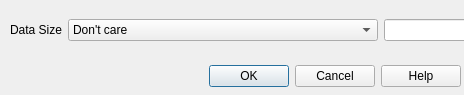
Qt form src/cdlgselectdatasize.ui (grodansparadis/vscp-works-qt) before a commit.
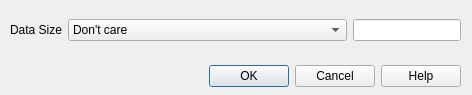
The same form after that commit.

```diff
--- a/src/cdlgselectdatasize.ui
+++ b/src/cdlgselectdatasize.ui
@@ -6,7 +6,7 @@
    <rect>
     <x>0</x>
     <y>0</y>
-    <width>464</width>
+    <width>472</width>
     <height>95</height>
    </rect>
   </property>
@@ -34,7 +34,7 @@
     <rect>
      <x>10</x>
      <y>10</y>
-     <width>482</width>
+     <width>451</width>
      <height>41</height>
     </rect>
    </property>
```
Left out of the diff: 4 changed lines with no effect on the pictures.
